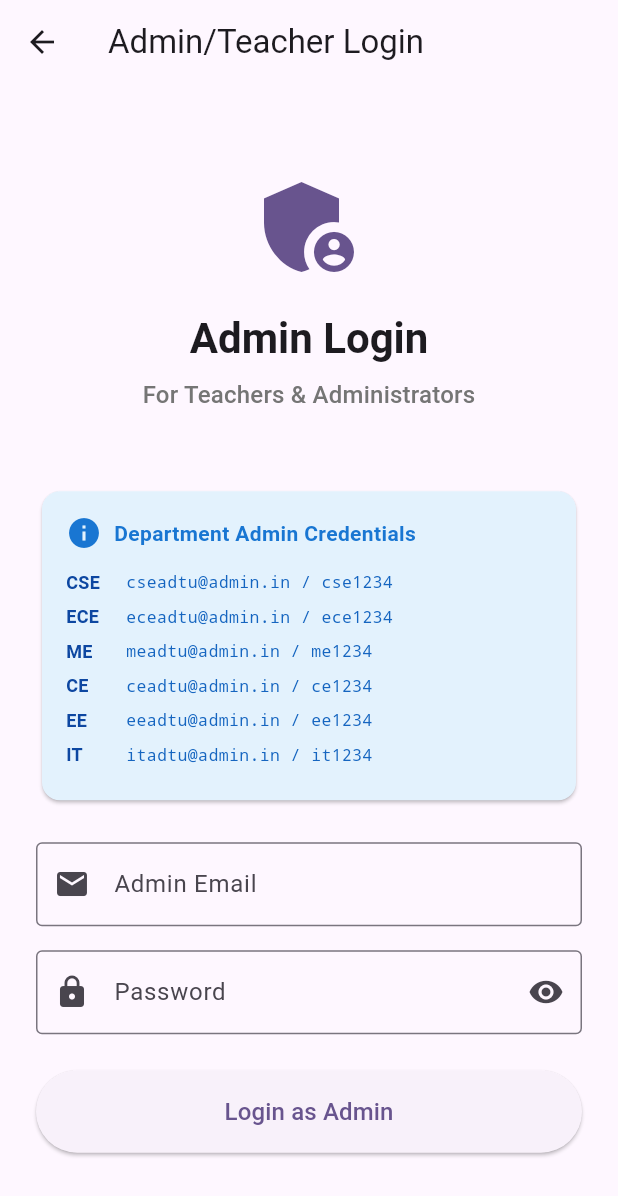
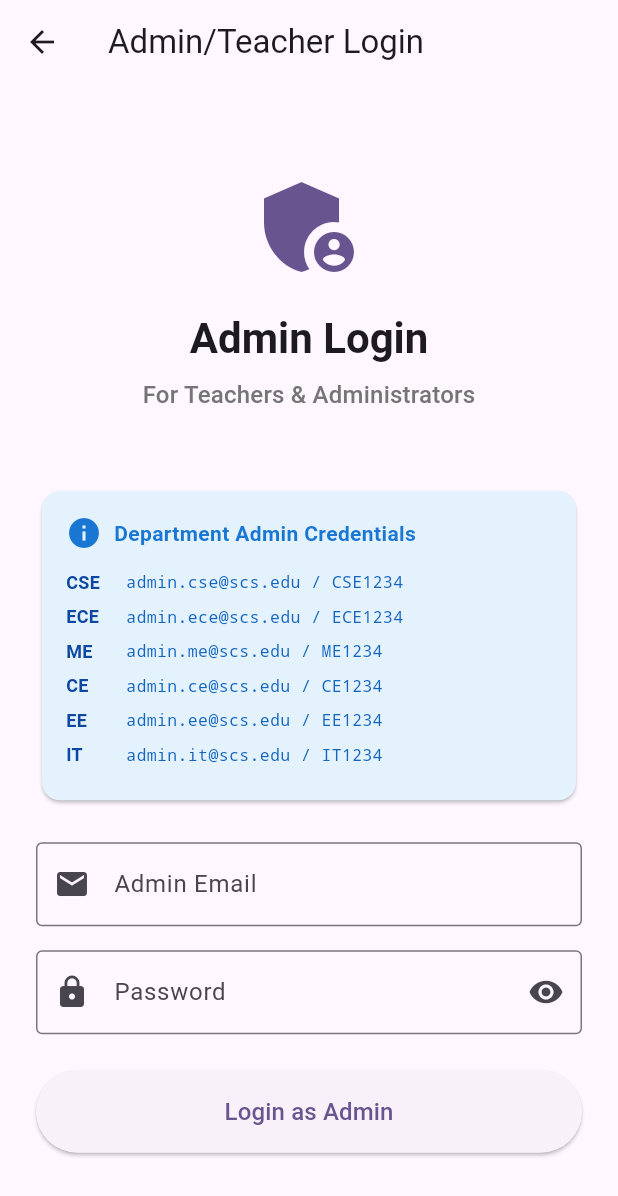
Before and after one commit to Soumaditya-Kashyap/SCS-MVP, a Flutter app: the screen it shows after launch, after a tap on "Admin/Teacher Login", on a phone screen of 412 x 824 dp. Shown: the top 1196 px of the screen. Run offline on Flutter 3.47's test engine with Material 3 defaults, Android fonts, the phone set to English and light mode, and no system bars; our stand-ins replace cloud_firestore, firebase_auth, firebase_core; accounts and stored records are empty.

Commit message:
Refactor admin setup and login screens for consistency; update email formats in auth service

```diff
--- a/lib/screens/auth/admin_login_screen.dart
+++ b/lib/screens/auth/admin_login_screen.dart
@@ -192,12 +192,36 @@ class _AdminLoginScreenState extends State<AdminLoginScreen> {
                             ],
                           ),
                           const SizedBox(height: 12),
-                          _buildCredentialRow('CSE', 'cseadtu@admin.in', 'cse1234'),
-                          _buildCredentialRow('ECE', 'eceadtu@admin.in', 'ece1234'),
-                          _buildCredentialRow('ME', 'meadtu@admin.in', 'me1234'),
-                          _buildCredentialRow('CE', 'ceadtu@admin.in', 'ce1234'),
-                          _buildCredentialRow('EE', 'eeadtu@admin.in', 'ee1234'),
-                          _buildCredentialRow('IT', 'itadtu@admin.in', 'it1234'),
+                          _buildCredentialRow(
+                            'CSE',
+                            'admin.cse@scs.edu',
+                            'CSE1234',
+                          ),
+                          _buildCredentialRow(
+                            'ECE',
+                            'admin.ece@scs.edu',
+                            'ECE1234',
+                          ),
+                          _buildCredentialRow(
+                            'ME',
+                            'admin.me@scs.edu',
+                            'ME1234',
+                          ),
+                          _buildCredentialRow(
+                            'CE',
+                            'admin.ce@scs.edu',
+                            'CE1234',
+                          ),
+                          _buildCredentialRow(
+                            'EE',
+                            'admin.ee@scs.edu',
+                            'EE1234',
+                          ),
+                          _buildCredentialRow(
+                            'IT',
+                            'admin.it@scs.edu',
+                            'IT1234',
+                          ),
                         ],
                       ),
                     ),
@@ -212,7 +236,7 @@ class _AdminLoginScreenState extends State<AdminLoginScreen> {
                       labelText: 'Admin Email',
                       prefixIcon: Icon(Icons.email),
                       border: OutlineInputBorder(),
-                      hintText: 'cseadtu@admin.in',
+                      hintText: 'admin.cse@scs.edu',
                     ),
                     validator: (value) {
                       if (value == null || value.isEmpty) {
--- a/lib/services/auth_service.dart
+++ b/lib/services/auth_service.dart
@@ -100,7 +100,7 @@ class AuthService {
   }
 
   // Admin Login with preset department emails
-  // Expected format: cseadtu@admin.in, eceadtu@admin.in, etc.
+  // Expected format: admin.cse@scs.edu, admin.ece@scs.edu, etc.
   Future<AppUser?> signInAdmin({
     required String email,
     required String password,
@@ -108,10 +108,10 @@ class AuthService {
     try {
       // Validate admin email format
       final emailLower = email.trim().toLowerCase();
-      if (!emailLower.endsWith('@admin.in')) {
+      if (!emailLower.endsWith('@scs.edu')) {
         throw FirebaseAuthException(
           code: 'invalid-admin-email',
-          message: 'Admin email must end with @admin.in',
+          message: 'Admin email must end with @scs.edu',
         );
       }
 
@@ -135,8 +135,11 @@ class AuthService {
       AppUser appUser;
       if (!doc.exists) {
         // Auto-create admin profile if doesn't exist (for preset accounts)
-        // Extract department from email (e.g., cseadtu@admin.in -> CSE)
-        final deptCode = emailLower.replaceAll('adtu@admin.in', '').toUpperCase();
+        // Extract department from email (e.g., admin.cse@scs.edu -> CSE)
+        final deptCode = emailLower
+            .replaceAll('admin.', '')
+            .replaceAll('@scs.edu', '')
+            .toUpperCase();
 
         appUser = AppUser(
           uid: user.uid,
@@ -168,7 +171,8 @@ class AuthService {
         message: e.toString(),
       );
     }
-  }  // Sign Out
+  } // Sign Out
+
   Future<void> signOut() async {
     await _auth.signOut();
   }
```
Also changed, not shown: lib/screens/admin/admin_setup_screen.dart (+24 -13 lines), lib/utils/admin_account_setup.dart (line endings or trailing spaces).
